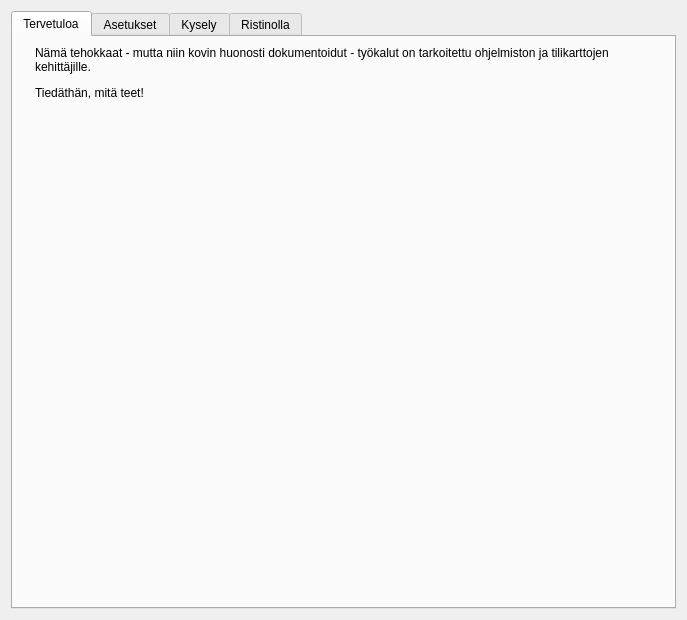
The window that kitsas/tools/devtool.ui (artoh/kitupiikki) describes before a commit, drawn with Qt 5.
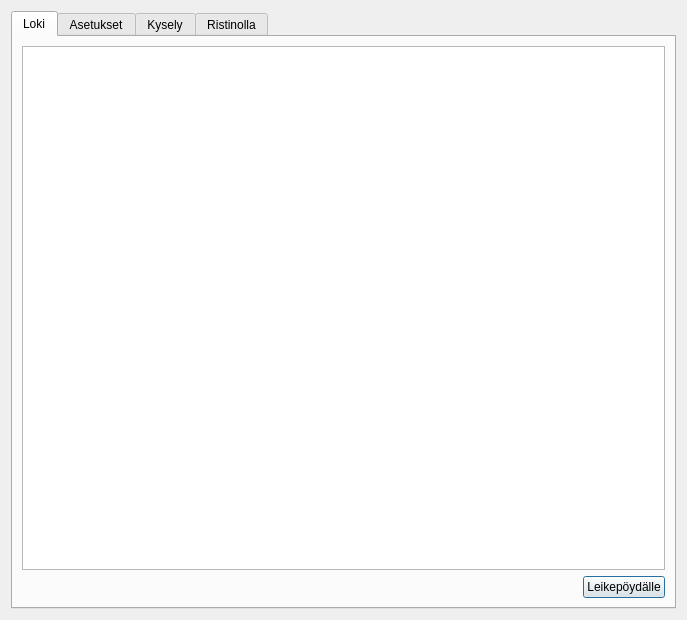
The same window after the commit. Icons and pictures are not drawn.

```diff
--- a/kitsas/tools/devtool.ui
+++ b/kitsas/tools/devtool.ui
@@ -29,48 +29,52 @@
         <normaloff>:/pic/dev.png</normaloff>:/pic/dev.png</iconset>
       </attribute>
       <attribute name="title">
-       <string>Tervetuloa</string>
+       <string>Loki</string>
       </attribute>
       <layout class="QVBoxLayout" name="verticalLayout_3">
        <item>
-        <layout class="QHBoxLayout" name="horizontalLayout" stretch="0,1">
-         <item>
-          <widget class="QLabel" name="label">
-           <property name="text">
-            <string/>
-           </property>
-           <property name="pixmap">
-            <pixmap resource="../pic/pic.qrc">:/pic/dev.png</pixmap>
-           </property>
-          </widget>
-         </item>
-         <item>
-          <widget class="QLabel" name="label_2">
-           <property name="text">
-            <string>&lt;html&gt;&lt;head/&gt;&lt;body&gt;&lt;p&gt;Nämä tehokkaat - mutta niin kovin huonosti dokumentoidut - työkalut on tarkoitettu ohjelmiston ja tilikarttojen kehittäjille.&lt;/p&gt;&lt;p&gt;Tiedäthän, mitä teet!&lt;/p&gt;&lt;/body&gt;&lt;/html&gt;</string>
-           </property>
-           <property name="wordWrap">
+        <widget class="QTableView" name="lokiView">
+         <property name="editTriggers">
+          <set>QAbstractItemView::NoEditTriggers</set>
+         </property>
+         <property name="selectionMode">
+          <enum>QAbstractItemView::SingleSelection</enum>
+         </property>
+         <property name="selectionBehavior">
+          <enum>QAbstractItemView::SelectRows</enum>
+         </property>
+         <attribute name="horizontalHeaderStretchLastSection">
             <bool>true</bool>
-           </property>
-           <property name="openExternalLinks">
-            <bool>true</bool>
-           </property>
-          </widget>
-         </item>
-        </layout>
-       </item>
+         </attribute>
+        </widget>
+       </item>
        <item>
-        <spacer name="verticalSpacer">
+        <layout class="QHBoxLayout" name="horizontalLayout">
+         <item>
+          <spacer name="horizontalSpacer_2">
          <property name="orientation">
-          <enum>Qt::Vertical</enum>
+            <enum>Qt::Horizontal</enum>
          </property>
          <property name="sizeHint" stdset="0">
           <size>
-           <width>20</width>
-           <height>290</height>
+             <width>40</width>
+             <height>20</height>
           </size>
          </property>
         </spacer>
+         </item>
+         <item>
+          <widget class="QPushButton" name="copyButton">
+           <property name="text">
+            <string>Leikepöydälle</string>
+           </property>
+           <property name="icon">
+            <iconset resource="../pic/pic.qrc">
+             <normaloff>:/pic/edit-copy.png</normaloff>:/pic/edit-copy.png</iconset>
+           </property>
+          </widget>
+         </item>
+        </layout>
        </item>
       </layout>
      </widget>
```
Left out of the diff: 4 changed lines with no effect on the pictures. Lines whose indentation alone changed are shown as unchanged.
